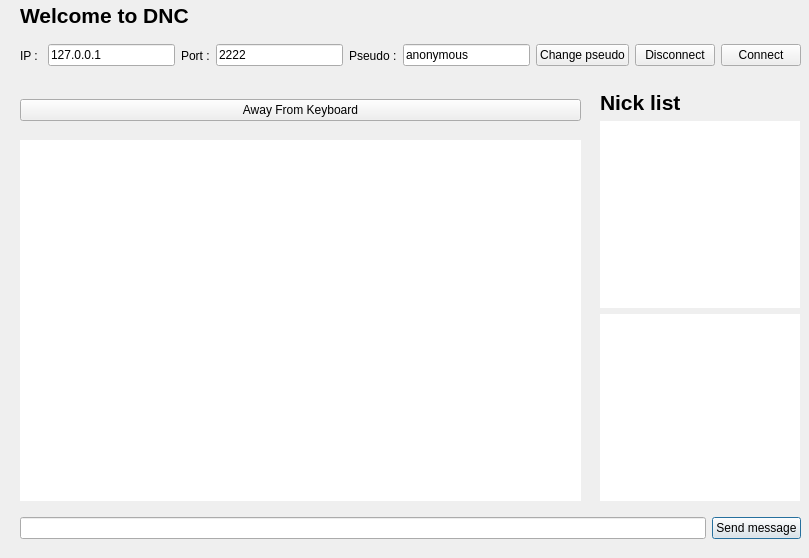
Above: client/view/mainWindow.ui from danfr/DNC before the change. Below: the same form after it.
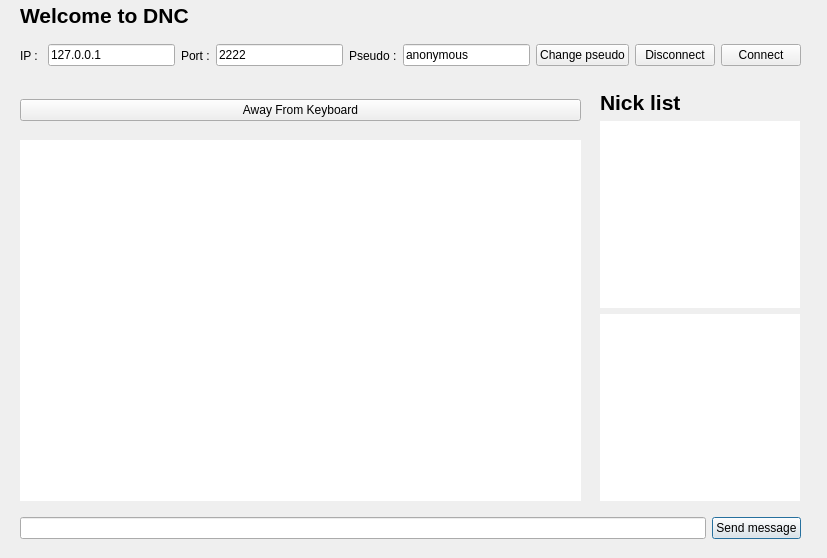
That is the form after the change. Icons and pictures are not drawn.

The edit to the form file:
```diff
--- a/client/view/mainWindow.ui
+++ b/client/view/mainWindow.ui
@@ -9,7 +9,7 @@
    <rect>
     <x>0</x>
     <y>0</y>
-    <width>809</width>
+    <width>827</width>
     <height>558</height>
    </rect>
   </property>
```
